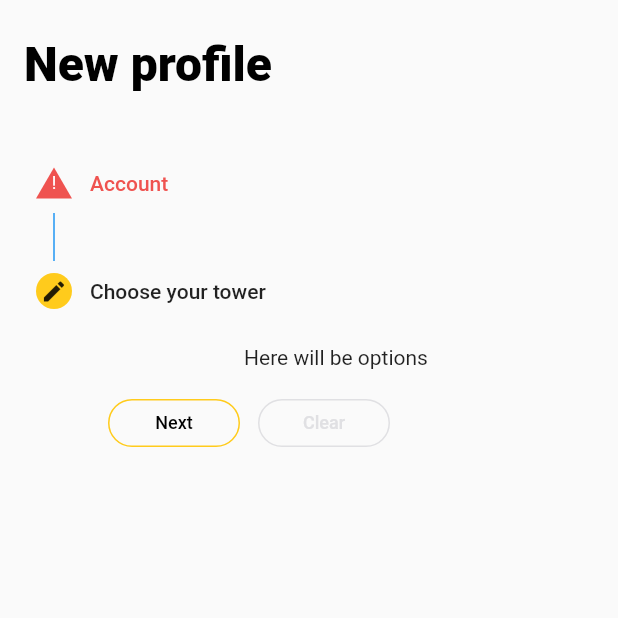
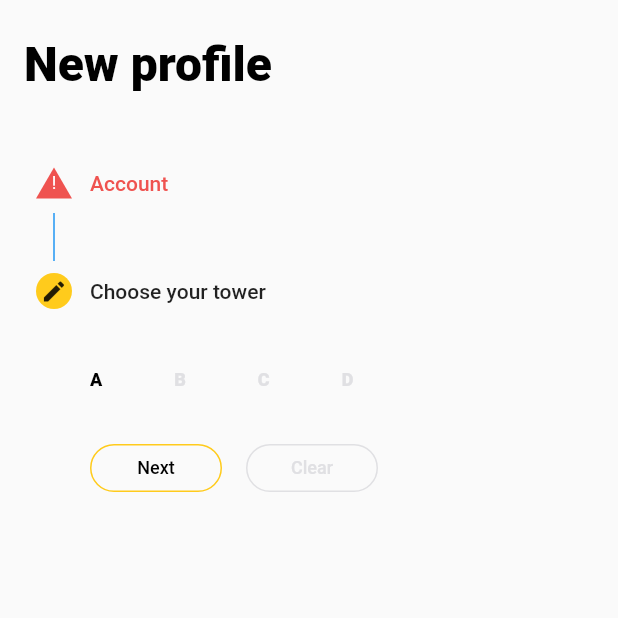
Before and after one commit to nxn777/uul, a Flutter app: the AddNewProfileScreen screen opened directly, after a tap on an icon or button, on a phone screen of 412 x 824 dp, the top half of it. Run offline on Flutter 3.47's test engine with Material 2 defaults, Android fonts, the phone set to English and light mode, and no system bars; our stand-ins replace font_awesome_flutter; statements that could not run were skipped.

Commit message:
UUL-1: Choose yout tower step was implemented

```diff
--- /dev/null
+++ b/lib/models/tower.dart
@@ -0,0 +1,13 @@
+import 'package:UUL_Gym/common/has_title.dart';
+
+class Tower with HasTitle {
+  static List<Tower> getTowers() => [Tower._(0, "A"), Tower._(1, "B"), Tower._(2, "C"), Tower._(3, "D")];
+
+  final _title;
+  final id;
+
+  Tower._(this.id, this._title);
+
+  @override
+  String getTitle() => _title;
+}
--- a/lib/screens/newprofile/add_new_profile_screen.dart
+++ b/lib/screens/newprofile/add_new_profile_screen.dart
@@ -31,7 +31,7 @@ class AddNewProfileScreen extends StatelessWidget {
                     Stepper(
                         physics: ScrollPhysics(),
                         onStepContinue: viewModel.nextStep,
-                        onStepCancel: viewModel.cancelStep,
+                        onStepCancel: viewModel.clearStep,
                         onStepTapped: viewModel.gotoStep,
                         controlsBuilder: stepControlsBuilder,
                         currentStep: viewModel.currentStep,
--- a/lib/screens/newprofile/stepper/step_choose_tower.dart
+++ b/lib/screens/newprofile/stepper/step_choose_tower.dart
@@ -1,4 +1,5 @@
 import 'package:UUL_Gym/screens/newprofile/new_profile_viewmodel.dart';
+import 'package:UUL_Gym/widgets/tower/tower_list.dart';
 import 'package:flutter/material.dart';
 
 Step createChooseTowerStep(BuildContext context, int index, NewProfileViewModel viewModel) {
@@ -6,11 +7,19 @@ Step createChooseTowerStep(BuildContext context, int index, NewProfileViewModel
     return true;
   }
 
-  void _chooseTowerStepEraser(NewProfileViewModel viweModel) {}
+  void _chooseTowerStepEraser(NewProfileViewModel viewModel) {
+    viewModel.changeActiveTower(null);
+  }
 
   viewModel.registerValidator(index, _chooseTowerStepValidator);
   viewModel.registerEraser(index, _chooseTowerStepEraser);
 
   return Step(
-      isActive: viewModel.isStepActive(index), state: viewModel.getStepState(index), title: Text("Choose your tower"), content: Container(child: Text("Here will be options")));
+    isActive: viewModel.isStepActive(index),
+    state: viewModel.getStepState(index),
+    title: Text("Choose your tower"),
+    content: Container(
+      child: TowerList(),
+    ),
+  );
 }
--- a/lib/widgets/selector/horizontal_selector_tile.dart
+++ b/lib/widgets/selector/horizontal_selector_tile.dart
@@ -7,10 +7,13 @@ import 'package:flutter/cupertino.dart';
 import 'package:flutter/material.dart';
 
 class HorizontalSelectorTile<T extends HasTitle> extends StatefulWidget {
+  final double itemRightSpacing;
+  final double indicatorScale;
+  final double textScale;
   final T item;
   final Function onTap;
   final bool isSelected;
-  HorizontalSelectorTile({@required this.item, @required this.onTap, @required this.isSelected});
+  HorizontalSelectorTile({@required this.item, @required this.onTap, @required this.isSelected, this.itemRightSpacing, this.indicatorScale, this.textScale});
 
   @override
   _HorizontalSelectorTileState createState() => _HorizontalSelectorTileState();
@@ -29,7 +32,7 @@ class _HorizontalSelectorTileState extends State<HorizontalSelectorTile> {
           crossAxisAlignment: CrossAxisAlignment.start,
           children: [
             Container(
-              margin: EdgeInsets.fromLTRB(0, kSpacingMedium, kSpacingHuge, kSpacingSmall),
+              margin: EdgeInsets.fromLTRB(0, kSpacingMedium, widget.itemRightSpacing == null ? kSpacingHuge : widget.itemRightSpacing, kSpacingSmall),
               child: Text(
                 widget.item.getTitle(),
                 style: _getTextStyle(),
@@ -38,7 +41,7 @@ class _HorizontalSelectorTileState extends State<HorizontalSelectorTile> {
             ),
             AnimatedContainer(
               child: SizedBox(
-                width: kSpacingMedium,
+                width: kSpacingMedium * (widget.indicatorScale == null ? 1 : widget.indicatorScale),
                 height: kSpacingXSmall,
               ),
               duration: Duration(milliseconds: kStandardAnimationDurationMS),
@@ -53,6 +56,6 @@ class _HorizontalSelectorTileState extends State<HorizontalSelectorTile> {
 
   TextStyle _getTextStyle() {
     var _style = widget.isSelected ? kRegularActiveTextStyle.copyWith(fontWeight: FontWeight.w900) : kRegularInactiveTextStyle.copyWith(fontWeight: FontWeight.w900);
-    return _style;
+    return _style.copyWith(fontSize: _style.fontSize * (widget.textScale == null ? 1 : widget.textScale));
   }
 }
--- a/lib/widgets/stepper/step_controls.dart
+++ b/lib/widgets/stepper/step_controls.dart
@@ -14,7 +14,7 @@ class StepControls extends StatelessWidget {
     return Row(
       children: <Widget>[
         Padding(
-          padding: const EdgeInsets.all(12.0),
+          padding: const EdgeInsets.fromLTRB(0, kSpacingMedium, kSpacingMedium, 0),
           child: FlatButton(
             onPressed: this.onStepContinue,
             height: kSpacingXLarge,
@@ -26,7 +26,9 @@ class StepControls extends StatelessWidget {
             ),
           ),
         ),
-        FlatButton(
+        Padding(
+          padding: const EdgeInsets.fromLTRB(0, kSpacingMedium, kSpacingMedium, 0),
+          child: FlatButton(
             onPressed: this.onStepCancel,
             height: kSpacingXLarge,
             shape: RoundedRectangleBorder(borderRadius: BorderRadius.circular(kMediumBorderRadius), side: BorderSide(color: kInactiveColor)),
@@ -35,6 +37,7 @@ class StepControls extends StatelessWidget {
               style: kRegularActiveTextStyle.copyWith(color: kInactiveColor),
             ),
           ),
+        ),
       ],
     );
   }
--- /dev/null
+++ b/lib/widgets/tower/tower_list.dart
@@ -0,0 +1,22 @@
+import 'package:UUL_Gym/models/tower.dart';
+import 'package:UUL_Gym/screens/newprofile/new_profile_viewmodel.dart';
+import 'package:UUL_Gym/widgets/selector/horizontal_selector.dart';
+import 'package:flutter/material.dart';
+import 'package:provider/provider.dart';
+import 'package:UUL_Gym/constants/dimens.dart';
+
+class TowerList extends StatelessWidget {
+  @override
+  Widget build(BuildContext context) {
+    return Consumer<NewProfileViewModel>(builder: (context, viewModel, child) {
+      return HorizontalSelector<Tower>(
+        items: viewModel.towers,
+        onItemTap: viewModel.changeActiveTower,
+        isItemSelected: (tower) => tower.id == viewModel.activeTowerId,
+        itemRightSpacing: kSpacingXXLarge,
+        textScale: 2,
+        indicatorScale: 1.2,
+      );
+    });
+  }
+}
```
Also changed, not shown: lib/models/gym.dart (+0 -13 lines), lib/screens/newprofile/new_profile_viewmodel.dart (+17 -2 lines), lib/widgets/selector/horizontal_selector.dart (+14 -2 lines). Lines whose indentation alone changed are shown as unchanged.
